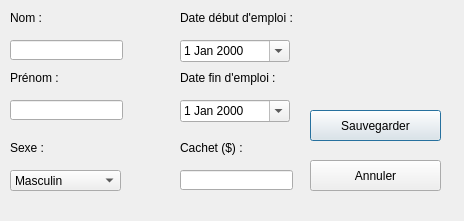
Urzawrym/Newflix, file popupacteur.ui: the form before one commit.
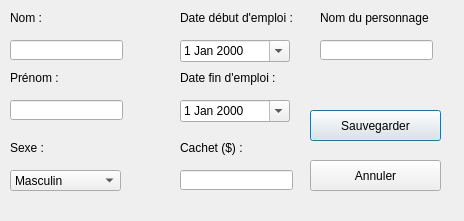
The form after the commit.

Patch:
```diff
--- a/popupacteur.ui
+++ b/popupacteur.ui
@@ -198,6 +198,29 @@
     <string>Annuler</string>
    </property>
   </widget>
+  <widget class="QLabel" name="label_7">
+   <property name="geometry">
+    <rect>
+     <x>320</x>
+     <y>10</y>
+     <width>111</width>
+     <height>16</height>
+    </rect>
+   </property>
+   <property name="text">
+    <string>Nom du personnage :</string>
+   </property>
+  </widget>
+  <widget class="QLineEdit" name="lineEdit_4">
+   <property name="geometry">
+    <rect>
+     <x>320</x>
+     <y>40</y>
+     <width>113</width>
+     <height>20</height>
+    </rect>
+   </property>
+  </widget>
  </widget>
  <resources/>
  <connections/>
```
